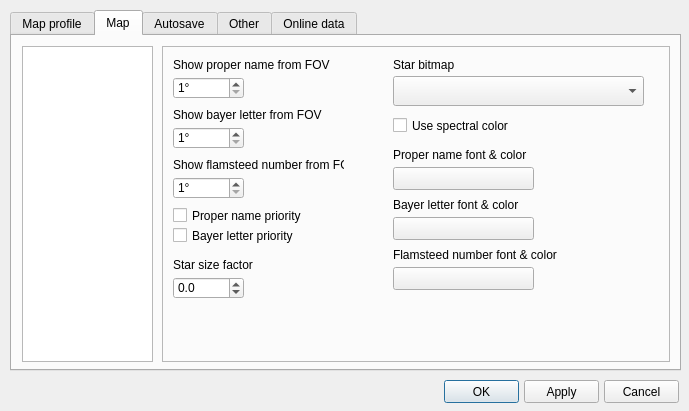
Old version of the form csetting.ui in the repository PavelMr/skytechx.
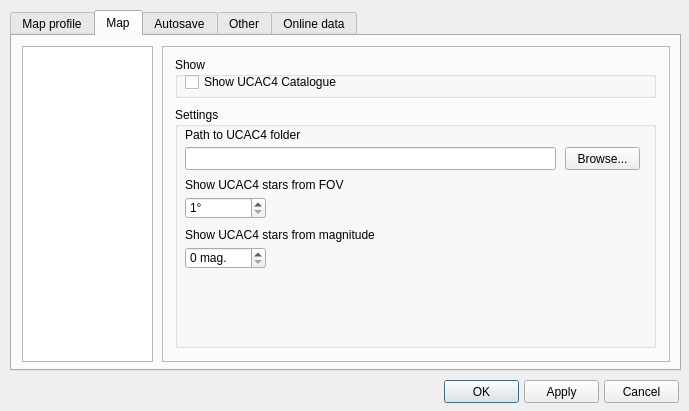
New version of the form. Custom widgets are drawn as their Qt base class.

What changed in the file:
```diff
--- a/csetting.ui
+++ b/csetting.ui
@@ -198,7 +198,7 @@
       <enum>QFrame::StyledPanel</enum>
      </property>
      <property name="currentIndex">
-      <number>0</number>
+      <number>16</number>
      </property>
      <widget class="QWidget" name="stackedWidget_2Page1">
       <widget class="QDoubleSpinBox" name="doubleSpinBox">
@@ -3615,6 +3615,153 @@
        </widget>
       </widget>
      </widget>
+     <widget class="QWidget" name="page_7">
+      <widget class="QGroupBox" name="groupBox_20">
+       <property name="geometry">
+        <rect>
+         <x>12</x>
+         <y>10</y>
+         <width>481</width>
+         <height>41</height>
+        </rect>
+       </property>
+       <property name="title">
+        <string>Show</string>
+       </property>
+       <widget class="QCheckBox" name="showUCAC4CheckBox">
+        <property name="geometry">
+         <rect>
+          <x>10</x>
+          <y>15</y>
+          <width>271</width>
+          <height>20</height>
+         </rect>
+        </property>
+        <property name="text">
+         <string>Show UCAC4 Catalogue</string>
+        </property>
+       </widget>
+      </widget>
+      <widget class="QGroupBox" name="groupBox_21">
+       <property name="geometry">
+        <rect>
+         <x>12</x>
+         <y>60</y>
+         <width>481</width>
+         <height>241</height>
+        </rect>
+       </property>
+       <property name="title">
+        <string>Settings</string>
+       </property>
+       <widget class="QDoubleSpinBox" name="doubleSpinBox_36">
+        <property name="geometry">
+         <rect>
+          <x>10</x>
+          <y>140</y>
+          <width>81</width>
+          <height>22</height>
+         </rect>
+        </property>
+        <property name="suffix">
+         <string> mag.</string>
+        </property>
+        <property name="decimals">
+         <number>0</number>
+        </property>
+        <property name="minimum">
+         <double>0.000000000000000</double>
+        </property>
+        <property name="maximum">
+         <double>99.000000000000000</double>
+        </property>
+       </widget>
+       <widget class="QLabel" name="label_73">
+        <property name="geometry">
+         <rect>
+          <x>10</x>
+          <y>70</y>
+          <width>171</width>
+          <height>16</height>
+         </rect>
+        </property>
+        <property name="text">
+         <string>Show UCAC4 stars from FOV</string>
+        </property>
+       </widget>
+       <widget class="QLabel" name="label_74">
+        <property name="geometry">
+         <rect>
+          <x>10</x>
+          <y>120</y>
+          <width>191</width>
+          <height>16</height>
+         </rect>
+        </property>
+        <property name="text">
+         <string>Show UCAC4 stars from magnitude</string>
+        </property>
+       </widget>
+       <widget class="QDoubleSpinBox" name="doubleSpinBox_37">
+        <property name="geometry">
+         <rect>
+          <x>10</x>
+          <y>90</y>
+          <width>81</width>
+          <height>22</height>
+         </rect>
+        </property>
+        <property name="suffix">
+         <string>°</string>
+        </property>
+        <property name="decimals">
+         <number>0</number>
+        </property>
+        <property name="minimum">
+         <double>1.000000000000000</double>
+        </property>
+        <property name="maximum">
+         <double>45.000000000000000</double>
+        </property>
+       </widget>
+       <widget class="QLineEdit" name="lineEdit_4">
+        <property name="geometry">
+         <rect>
+          <x>10</x>
+          <y>40</y>
+          <width>371</width>
+          <height>23</height>
+         </rect>
+        </property>
+       </widget>
+       <widget class="QLabel" name="label_75">
+        <property name="geometry">
+         <rect>
+          <x>10</x>
+          <y>20</y>
+          <width>181</width>
+          <height>16</height>
+         </rect>
+        </property>
+        <property name="text">
+         <string>Path to UCAC4 folder</string>
+        </property>
+       </widget>
+       <widget class="QPushButton" name="pushButton_56">
+        <property name="geometry">
+         <rect>
+          <x>390</x>
+          <y>40</y>
+          <width>75</width>
+          <height>23</height>
+         </rect>
+        </property>
+        <property name="text">
+         <string>Browse...</string>
+        </property>
+       </widget>
+      </widget>
+     </widget>
     </widget>
     <widget class="QListWidget" name="listWidget_2">
      <property name="geometry">
```
